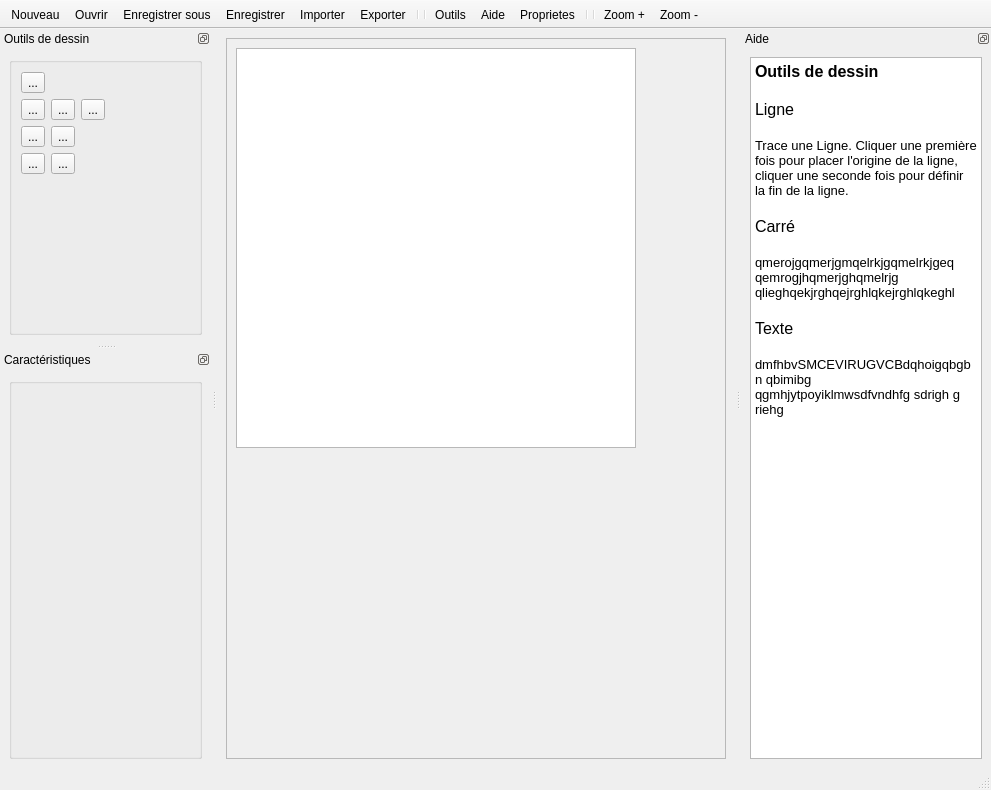
Old version of the form mainwindow.ui in the repository BARRY-JN/M1---vectorial-draw-application.
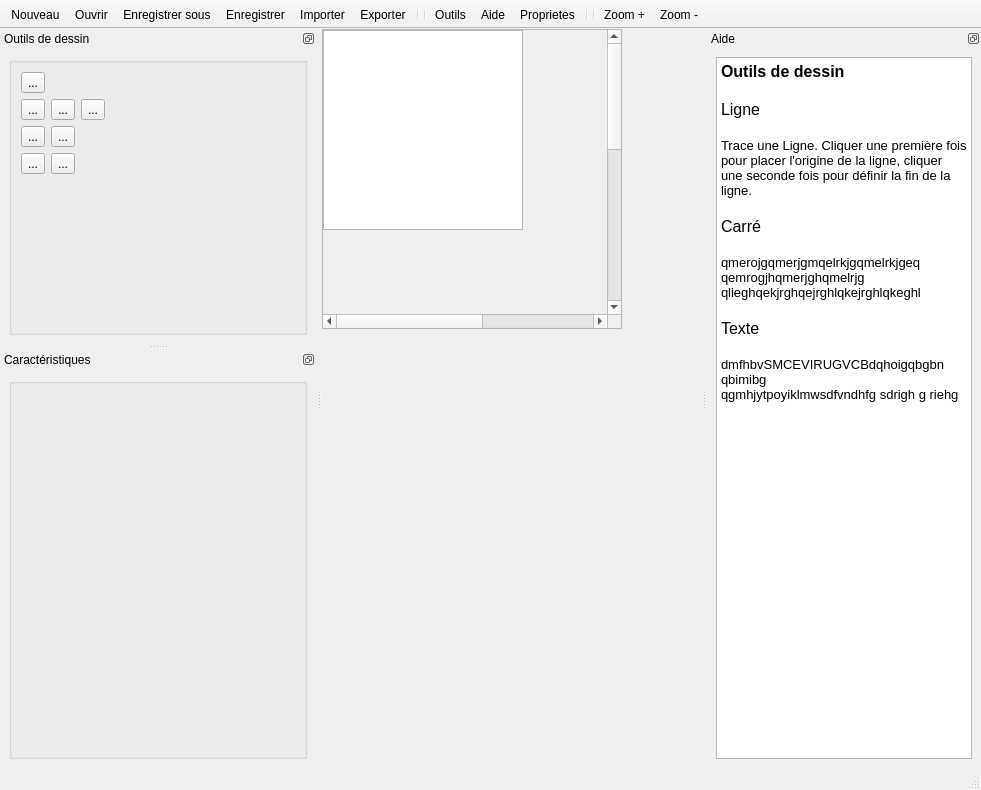
New version of the form. The open tabs and pages were chosen to show the change. Icons and pictures are not drawn. Custom widgets are drawn as their Qt base class.

Patch:
```diff
--- a/mainwindow.ui
+++ b/mainwindow.ui
@@ -10,6 +10,12 @@
     <height>790</height>
    </rect>
   </property>
+  <property name="sizePolicy">
+   <sizepolicy hsizetype="Expanding" vsizetype="Expanding">
+    <horstretch>0</horstretch>
+    <verstretch>0</verstretch>
+   </sizepolicy>
+  </property>
   <property name="windowTitle">
    <string>Logiciel de dessin vectoriel</string>
   </property>
@@ -17,9 +23,21 @@
    <bool>false</bool>
   </property>
   <widget class="QWidget" name="centralwidget">
-   <layout class="QGridLayout" name="gridLayout_7">
-    <item row="0" column="0">
+   <property name="sizePolicy">
+    <sizepolicy hsizetype="Expanding" vsizetype="Expanding">
+     <horstretch>0</horstretch>
+     <verstretch>0</verstretch>
+    </sizepolicy>
+   </property>
      <widget class="QScrollArea" name="scrollArea">
+    <property name="geometry">
+     <rect>
+      <x>0</x>
+      <y>0</y>
+      <width>300</width>
+      <height>300</height>
+     </rect>
+    </property>
       <property name="sizePolicy">
        <sizepolicy hsizetype="Expanding" vsizetype="Expanding">
         <horstretch>0</horstretch>
@@ -28,8 +46,8 @@
       </property>
       <property name="minimumSize">
        <size>
-        <width>500</width>
-        <height>500</height>
+      <width>1</width>
+      <height>1</height>
        </size>
       </property>
       <property name="autoFillBackground">
@@ -42,7 +60,7 @@
        <enum>QAbstractScrollArea::AdjustToContents</enum>
       </property>
       <property name="widgetResizable">
-       <bool>true</bool>
+     <bool>false</bool>
       </property>
       <widget class="QWidget" name="scrollAreaWidgetContents">
        <property name="geometry">
@@ -53,19 +71,37 @@
          <height>686</height>
         </rect>
        </property>
+     <property name="sizePolicy">
+      <sizepolicy hsizetype="Maximum" vsizetype="Maximum">
+       <horstretch>0</horstretch>
+       <verstretch>0</verstretch>
+      </sizepolicy>
+     </property>
        <widget class="drawZone" name="drawzone">
         <property name="geometry">
          <rect>
-          <x>9</x>
-          <y>9</y>
-          <width>400</width>
-          <height>400</height>
-         </rect>
-        </property>
+        <x>0</x>
+        <y>0</y>
+        <width>200</width>
+        <height>200</height>
+       </rect>
+      </property>
+      <property name="sizePolicy">
+       <sizepolicy hsizetype="Fixed" vsizetype="Fixed">
+        <horstretch>0</horstretch>
+        <verstretch>0</verstretch>
+       </sizepolicy>
+      </property>
         <property name="minimumSize">
          <size>
-          <width>0</width>
-          <height>0</height>
+        <width>2</width>
+        <height>1</height>
+       </size>
+      </property>
+      <property name="maximumSize">
+       <size>
+        <width>10000</width>
+        <height>10000</height>
          </size>
         </property>
         <property name="autoFillBackground">
@@ -83,8 +119,6 @@
        </widget>
       </widget>
      </widget>
-    </item>
-   </layout>
   </widget>
   <widget class="QToolBar" name="toolBar">
    <property name="windowTitle">
@@ -132,7 +166,7 @@
   </widget>
   <widget class="QDockWidget" name="toolWidget">
    <property name="sizePolicy">
-    <sizepolicy hsizetype="Expanding" vsizetype="Minimum">
+    <sizepolicy hsizetype="MinimumExpanding" vsizetype="MinimumExpanding">
      <horstretch>0</horstretch>
      <verstretch>0</verstretch>
     </sizepolicy>
@@ -500,7 +534,7 @@
   </widget>
   <widget class="QDockWidget" name="propertyWidget">
    <property name="sizePolicy">
-    <sizepolicy hsizetype="Expanding" vsizetype="Expanding">
+    <sizepolicy hsizetype="MinimumExpanding" vsizetype="MinimumExpanding">
      <horstretch>0</horstretch>
      <verstretch>0</verstretch>
     </sizepolicy>
@@ -796,6 +830,12 @@
            </layout>
           </widget>
           <widget class="QWidget" name="page_4">
+           <property name="sizePolicy">
+            <sizepolicy hsizetype="Expanding" vsizetype="Expanding">
+             <horstretch>0</horstretch>
+             <verstretch>0</verstretch>
+            </sizepolicy>
+           </property>
            <widget class="QLabel" name="label_9">
             <property name="geometry">
              <rect>
```
Left out of the diff: 14 changed lines with no effect on the pictures. Lines whose indentation alone changed are shown as unchanged.
